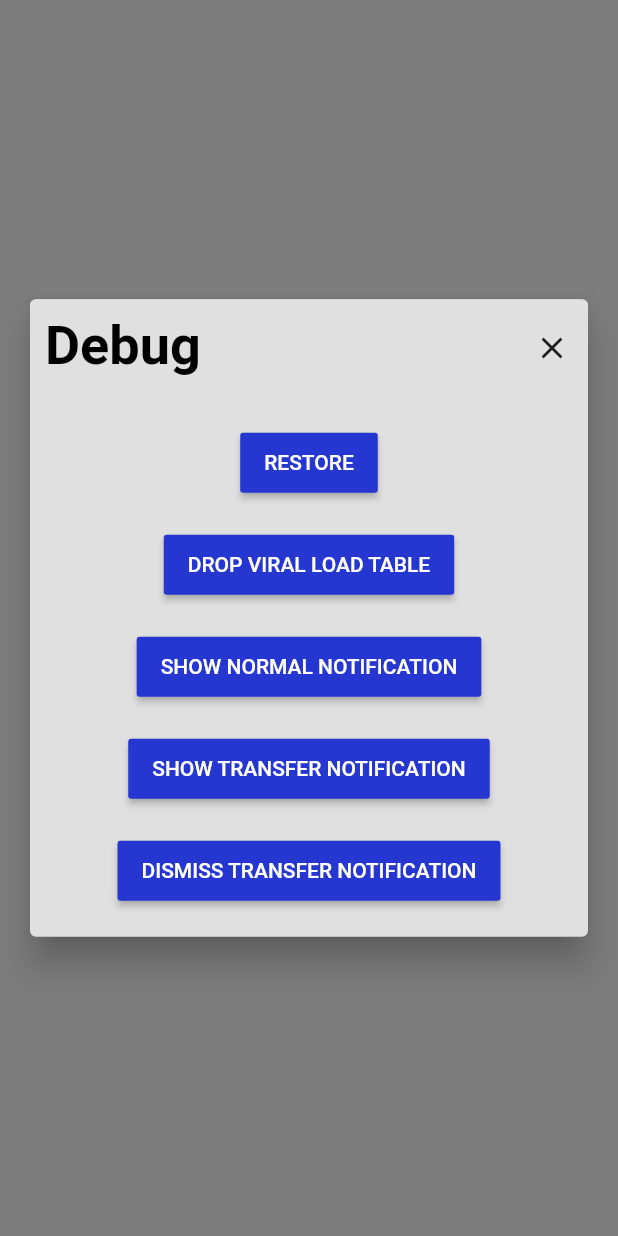
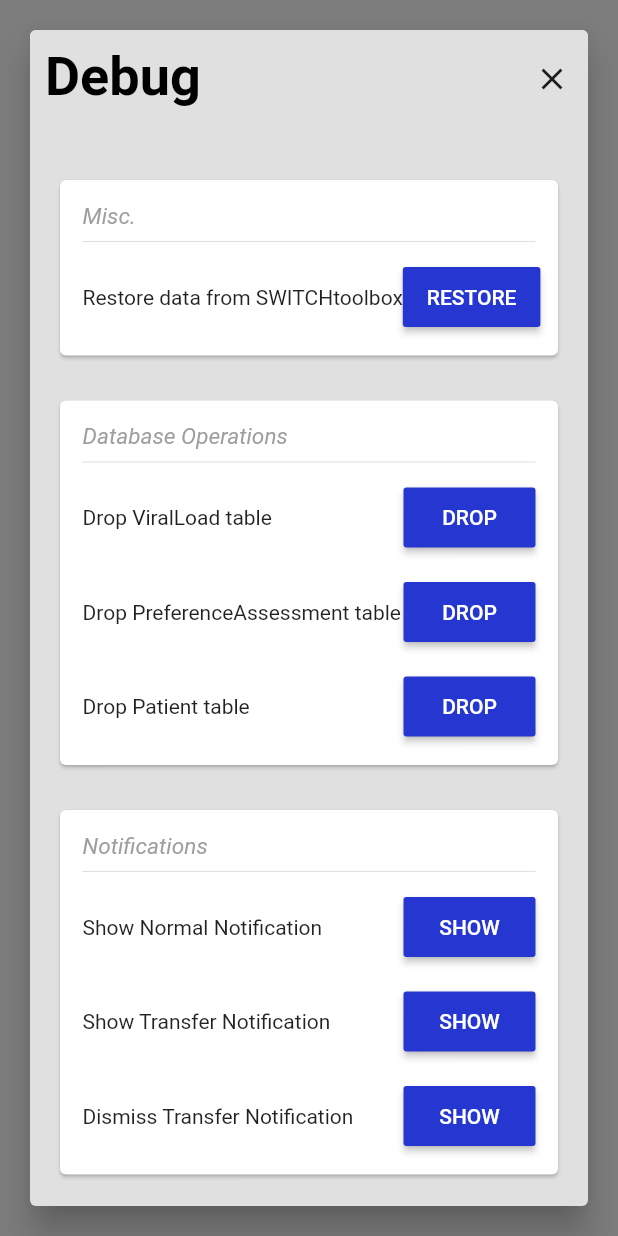
Before and after one commit to chrisly-bear/PEBRApp, a Flutter app: the DebugScreen widget shown alone on an empty page, opened directly, on a phone screen of 412 x 824 dp. Run offline on Flutter 3.47's test engine with Material 2 defaults, Android fonts, the phone set to English and light mode, and no system bars; our stand-ins replace flushbar, shared_preferences, sqflite; missing offline and left inert: device_apps, password, spreadsheet_decoder; accounts and stored records are empty.

Commit message:
Improved layout on debug screen.

```diff
--- a/lib/screens/DebugScreen.dart
+++ b/lib/screens/DebugScreen.dart
@@ -4,6 +4,8 @@ import 'package:flutter/material.dart';
 import 'package:pebrapp/components/PEBRAButtonRaised.dart';
 import 'package:pebrapp/components/PopupScreen.dart';
 import 'package:pebrapp/database/DatabaseProvider.dart';
+import 'package:pebrapp/database/models/Patient.dart';
+import 'package:pebrapp/database/models/PreferenceAssessment.dart';
 import 'package:pebrapp/database/models/UserData.dart';
 import 'package:pebrapp/database/models/ViralLoad.dart';
 import 'package:pebrapp/exceptions/DocumentNotFoundException.dart';
@@ -40,8 +42,55 @@ class _DebugScreenState extends State<DebugScreen> {
   }
 
   Widget get _body {
-    const double _spacing = 20.0;
+    const double _spacing = 15.0;
+
+    Widget _buttonRow({ @required String description, @required String buttonLabel, @required VoidCallback onPressed }) {
+      return Row(
+        mainAxisAlignment: MainAxisAlignment.spaceBetween,
+        children: <Widget>[
+          Text(description),
+          PEBRAButtonRaised(buttonLabel,
+            onPressed: _isLoading
+                ? null
+                : () {
+              onPressed();
+            },
+          ),
+        ],
+      );
+    }
+
+    Widget _dropTabelRow(String tableName) {
+      return _buttonRow(
+          description: 'Drop $tableName table',
+          buttonLabel: 'Drop',
+          onPressed: () {
+            _onPressDropTableButton(context, tableName);
+          },
+      );
+    }
+
+    Widget _card(String title, List<Widget> children) {
+      return Card(
+        margin: const EdgeInsets.symmetric(vertical: _spacing),
+        child: Padding(
+          padding: const EdgeInsets.all(15.0),
+          child: Column(
+            crossAxisAlignment: CrossAxisAlignment.start,
+            children: <Widget>[
+              Text(title, style: TextStyle(fontSize: 15.0, fontStyle: FontStyle.italic, color: DATA_SUBTITLE_TEXT)),
+              Divider(),
+              SizedBox(height: 5.0),
+              ...children,
+            ],
+          ),
+        ),
+      );
+    }
+
     return Center(
+      child: Padding(
+        padding: const EdgeInsets.all(20.0),
         child: _isLoading
             ? SizedBox(
                 height: 15.0,
@@ -52,48 +101,49 @@ class _DebugScreenState extends State<DebugScreen> {
               )
             : Column(
           children: <Widget>[
-          SizedBox(height: _spacing),
-          PEBRAButtonRaised('Restore',
-            onPressed: _isLoading
-                ? null
-                : () {
+            _card('Misc.', [
+              _buttonRow(
+                description: 'Restore data from SWITCHtoolbox',
+                buttonLabel: 'Restore',
+                onPressed: () {
                   _onPressRestoreButton(context);
                 },
               ),
+            ]),
+            _card('Database Operations', [
+              _dropTabelRow(ViralLoad.tableName),
               SizedBox(height: _spacing),
-          PEBRAButtonRaised('Drop Viral Load Table',
-            onPressed: _isLoading
-                ? null
-                : () {
-              _onPressDropTableButton(context, ViralLoad.tableName);
-            },
-          ),
+              _dropTabelRow(PreferenceAssessment.tableName),
               SizedBox(height: _spacing),
-          PEBRAButtonRaised('Show Normal Notification',
-            onPressed: _isLoading
-                ? null
-                : () {
+              _dropTabelRow(Patient.tableName),
+            ]),
+            _card('Notifications', [
+              _buttonRow(
+                description: 'Show Normal Notification',
+                buttonLabel: 'Show',
+                onPressed: () {
                   showFlushbar('test notification');
                 },
               ),
               SizedBox(height: _spacing),
-          PEBRAButtonRaised('Show Transfer Notification',
-            onPressed: _isLoading
-                ? null
-                : () {
+              _buttonRow(
+                description: 'Show Transfer Notification',
+                buttonLabel: 'Show',
+                onPressed: () {
                   showTransferringDataFlushbar();
                 },
               ),
               SizedBox(height: _spacing),
-          PEBRAButtonRaised('Dismiss Transfer Notification',
-            onPressed: _isLoading
-                ? null
-                : () {
+              _buttonRow(
+                description: 'Dismiss Transfer Notification',
+                buttonLabel: 'Show',
+                onPressed: () {
                   dismissTransferringDataFlushbar();
                 },
               ),
-          SizedBox(height: _spacing),
+            ]),
           ],
+        ),
       ),
     );
   }
```
Lines whose indentation alone changed are shown as unchanged.
